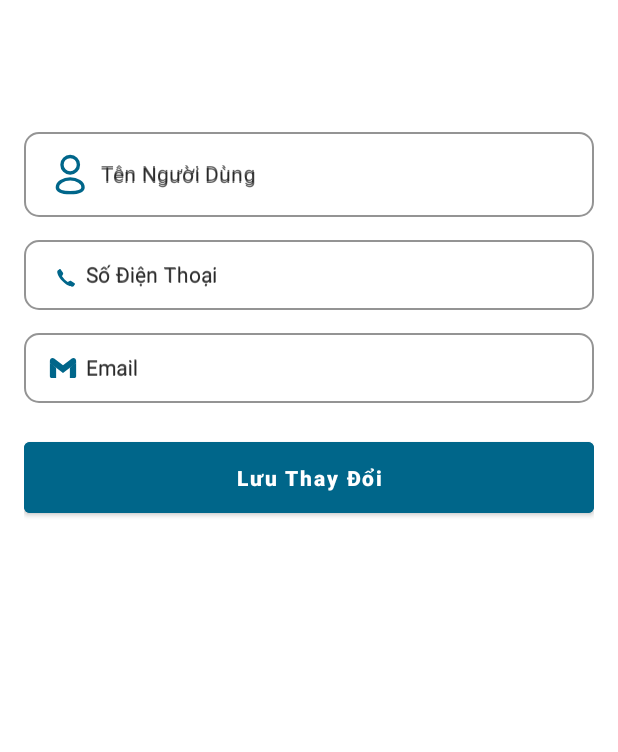
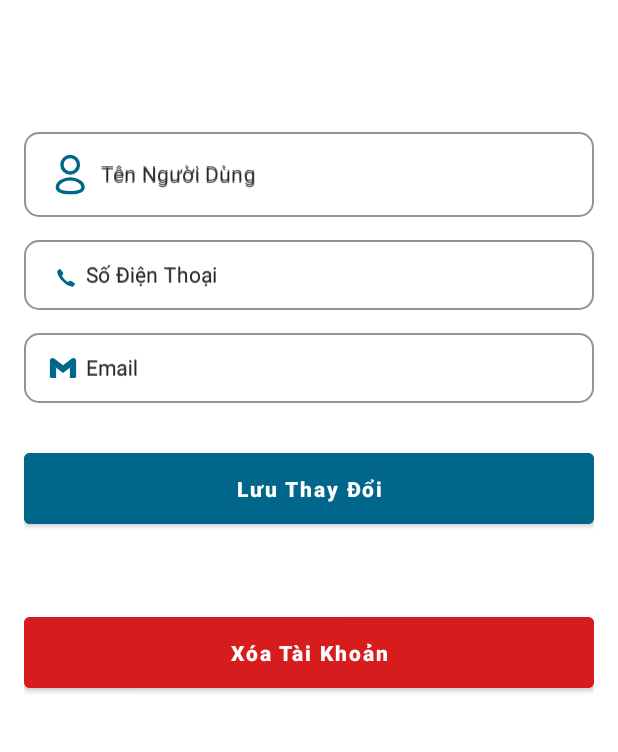
Before and after one commit to honamtu203/DATN_SICT, an Android app: the FragmentChangeInfor screen opened through its navigation route, on a phone screen of 412 x 824 dp, the part 288-1040 px from its top. Run offline under Robolectric (Android 15) with nearby library versions, the phone set to English and light mode, and no system bars; our stand-ins replace CircleImageView, Dagger/Hilt's generated code, Firebase (no records; nobody signed in at launch, a user with empty details on screens opened directly), Room's generated code, data binding and 1 more; Roboto replaces fonts that are not available here; 2 statements that could not run were skipped.

```diff
--- a/app/src/main/java/com/qltc/finace/view/main/profile/ChangeInforListener.kt
+++ b/app/src/main/java/com/qltc/finace/view/main/profile/ChangeInforListener.kt
@@ -4,4 +4,5 @@ interface ChangeInforListener {
     fun onBackClick()
     fun onEditAvatarClick()
     fun onSaveChangesClick()
+    fun onDeleteAccountClick()
 }
--- a/app/src/main/java/com/qltc/finace/view/main/profile/FragmentChangeInfor.kt
+++ b/app/src/main/java/com/qltc/finace/view/main/profile/FragmentChangeInfor.kt
@@ -184,4 +184,9 @@ class FragmentChangeInfor : BaseFragment<FragmentChangeInforBinding, ChangeInfor
             viewModel.updateUserInfo(finalUsername, finalPhone, finalEmail)
         }
     }
+
+    override fun onDeleteAccountClick() {
+        // TODO: Implement delete account logic
+        Toast.makeText(requireContext(), "Chức năng đang phát triển", Toast.LENGTH_SHORT).show()
+    }
 }
--- a/app/src/main/java/com/qltc/finace/view/main/profile/FragmentProfile.kt
+++ b/app/src/main/java/com/qltc/finace/view/main/profile/FragmentProfile.kt
@@ -35,7 +35,7 @@ class FragmentProfile : BaseFragment<FagmentProfileBinding,ProfileViewModel>(),
     }
 
     override fun onChangePasswordClick() {
-        // TODO: Navigate to change password screen
+        findNavController().navigate(R.id.frg_change_password)
     }
 
     override fun onHelpClick() {
--- a/app/src/main/res/layout/fragment_change_infor.xml
+++ b/app/src/main/res/layout/fragment_change_infor.xml
@@ -205,23 +205,48 @@
             </com.google.android.material.textfield.TextInputLayout>
 
             <!-- Nút Lưu Thay Đổi -->
+
+            <!-- Nút Xóa Tài Khoản -->
+
             <com.google.android.material.button.MaterialButton
                 android:id="@+id/btnSaveChanges"
                 android:layout_width="match_parent"
                 android:layout_height="wrap_content"
                 android:layout_marginTop="@dimen/dp20"
                 android:layout_marginBottom="24dp"
+                android:backgroundTint="@color/orange"
+                android:onClick="@{() -> listener.onSaveChangesClick()}"
+                android:paddingHorizontal="@dimen/dp40"
+                android:paddingVertical="@dimen/dp14"
                 android:text="Lưu Thay Đổi"
                 android:textColor="@color/white"
                 android:textStyle="bold"
-                android:backgroundTint="@color/orange"
+                app:layout_constraintBottom_toBottomOf="parent"
+                app:layout_constraintEnd_toEndOf="parent"
+                app:layout_constraintHorizontal_bias="0.0"
+                app:layout_constraintStart_toStartOf="parent"
+                app:layout_constraintTop_toBottomOf="@id/tilEmail"
+                app:layout_constraintVertical_bias="0.065" />
+
+            <com.google.android.material.button.MaterialButton
+                android:id="@+id/btnDeleteAccount"
+                android:layout_width="match_parent"
+                android:layout_height="wrap_content"
+                android:layout_marginTop="@dimen/dp50"
+                android:layout_marginBottom="24dp"
+                android:backgroundTint="@color/red_d61c1c"
+                android:onClick="@{() -> listener.onDeleteAccountClick()}"
                 android:paddingHorizontal="@dimen/dp40"
                 android:paddingVertical="@dimen/dp14"
-                android:onClick="@{() -> listener.onSaveChangesClick()}"
-                app:layout_constraintTop_toBottomOf="@id/tilEmail"
+                android:text="Xóa Tài Khoản"
+                android:textColor="@color/white"
+                android:textStyle="bold"
+                app:layout_constraintBottom_toBottomOf="parent"
+                app:layout_constraintEnd_toEndOf="parent"
+                app:layout_constraintHorizontal_bias="0.0"
                 app:layout_constraintStart_toStartOf="parent"
-                app:layout_constraintEnd_toEndOf="parent"
-                app:layout_constraintBottom_toBottomOf="parent" />
+                app:layout_constraintTop_toBottomOf="@id/btnSaveChanges"
+                app:layout_constraintVertical_bias="0.0" />
 
         </androidx.constraintlayout.widget.ConstraintLayout>
 
--- a/app/src/main/res/navigation/nav_home.xml
+++ b/app/src/main/res/navigation/nav_home.xml
@@ -63,5 +63,9 @@
         android:id="@+id/frg_change_infor"
         android:name="com.qltc.finace.view.main.profile.FragmentChangeInfor"
         android:label="Chỉnh Sửa Hồ Sơ" />
+    <fragment
+        android:id="@+id/frg_change_password"
+        android:name="com.qltc.finace.view.main.profile.FragmentChangePassword"
+        android:label="Thay Đổi Mật Khẩu" />
 
 </navigation>
```
Also changed, not shown: app/src/main/java/com/qltc/finace/view/authentication/sign_in/SignInViewModel.kt (+15 -1 lines).
